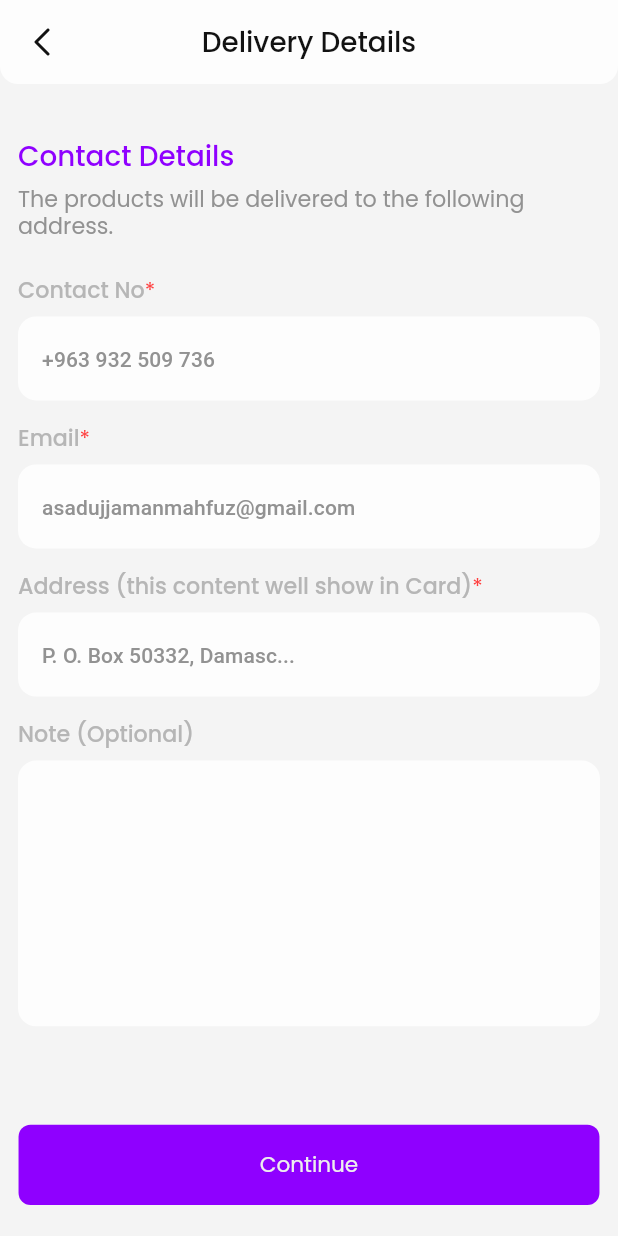
After one commit to billalhossan1/luggage_tracking, a Flutter app: the DeliveryDetailsScreen screen opened by its route, on a phone screen of 412 x 824 dp. The commit adds this screen. Run offline on Flutter 3.47's test engine with Material 3 defaults, Android fonts, the phone set to English and light mode, and no system bars; our stand-ins replace get.

Commit message:
delivery details screen ui complate

```diff
--- a/lib/const/app_theme.dart
+++ b/lib/const/app_theme.dart
@@ -2,10 +2,10 @@ import 'package:flutter/material.dart';
 import 'package:luggage_tracking/const/app_colors.dart';
 
 ThemeData appThemeData = ThemeData.light(useMaterial3: true).copyWith(
-  scaffoldBackgroundColor: AppColors.instance.white500,
+  scaffoldBackgroundColor: AppColors.instance.white200,
   dividerColor: AppColors.instance.black50,
   appBarTheme: AppBarTheme(
-    backgroundColor: AppColors.instance.white500,
+    backgroundColor: AppColors.instance.white200,
     surfaceTintColor: AppColors.instance.white50,
   ),
   inputDecorationTheme: InputDecorationTheme(
--- a/lib/const/assets_images_path.dart
+++ b/lib/const/assets_images_path.dart
@@ -7,5 +7,7 @@ class AssetsImagesPath {
   final String homeBanner = "assets/images/home_banner.png";
   final String product1 = "assets/images/product1.png";
   final String product2 = "assets/images/product2.png";
+  final String bannerBg = "assets/images/banner_bg.png";
+  final String bannerProduct = "assets/images/banner_product.png";
 
 }
--- a/lib/routes/app_routes.dart
+++ b/lib/routes/app_routes.dart
@@ -9,4 +9,6 @@ class AppRoutes {
   final String productCategoryScreen = "/product-category-screen";
   final String productDetailsScreen = "/product-details-screen";
   final String navigationScreen = "/navigation-screen";
+  final String deliveryDetainScreen = "/delivery-details-screen";
+  final String deliveryDetainShowScreen = "/delivery-details-show-screen";
 }
--- a/lib/routes/app_routes_file.dart
+++ b/lib/routes/app_routes_file.dart
@@ -6,6 +6,8 @@ import 'package:luggage_tracking/routes/bindings/app_binding.dart';
 import 'package:luggage_tracking/routes/bindings/navigation_screen_binding.dart';
 import 'package:luggage_tracking/routes/bindings/splash_screen_binding.dart';
 import 'package:luggage_tracking/screens/category_screnn/category_screen.dart';
+import 'package:luggage_tracking/screens/delivery_details_screen/delivery_details_screen.dart';
+import 'package:luggage_tracking/screens/delivery_details_show/delivery_details_show_screen.dart';
 import 'package:luggage_tracking/screens/home_screen/home_screen.dart';
 import 'package:luggage_tracking/screens/navigation_screen/navigation_screen.dart';
 import 'package:luggage_tracking/screens/product_category_screen/product_category_screen.dart';
@@ -29,5 +31,7 @@ GetPage(name: AppRoutes.instance.navigationScreen,binding: NavigationScreenBindi
   GetPage(name: AppRoutes.instance.categoryScreen, page: () => const CategoryScreen()),
   GetPage(name: AppRoutes.instance.productCategoryScreen, page: () => const ProductCategoryScreen()),
   GetPage(name: AppRoutes.instance.productDetailsScreen,binding: AppBinding(), page: () => const ProductDetailsScreen()),
+  GetPage(name: AppRoutes.instance.deliveryDetainScreen, page: () => const DeliveryDetailsScreen()),
+  GetPage(name: AppRoutes.instance.deliveryDetainShowScreen, page: () => const DeliveryDetailsShowScreen()),
 
 ];
--- /dev/null
+++ b/lib/screens/delivery_details_screen/delivery_details_screen.dart
@@ -0,0 +1,65 @@
+import 'package:flutter/material.dart';
+import 'package:flutter/services.dart';
+import 'package:luggage_tracking/const/app_colors.dart';
+import 'package:luggage_tracking/utils/app_size.dart';
+import 'package:luggage_tracking/utils/gap.dart';
+import 'package:luggage_tracking/widgets/appbar/custom_appbar.dart';
+import 'package:luggage_tracking/widgets/button/app_button.dart';
+import 'package:luggage_tracking/widgets/texts/add_descrepsion.dart';
+import 'package:luggage_tracking/widgets/texts/app_input_widget.dart';
+import 'package:luggage_tracking/widgets/texts/app_text.dart';
+
+class DeliveryDetailsScreen extends StatelessWidget {
+  const DeliveryDetailsScreen({super.key});
+
+  @override
+  Widget build(BuildContext context) {
+    return Scaffold(
+      appBar: CustomAppBar(title: "Delivery Details"),
+      body: Padding(
+        padding: const EdgeInsets.all(12),
+        child: SingleChildScrollView(
+          child: Column(
+            crossAxisAlignment: CrossAxisAlignment.start,
+            children: [
+              Gap(height: AppSize.width(value: 25)),
+              AppText(
+                data: "Contact Details",
+                fontSize: AppSize.width(value: 18),
+                fontWeight: FontWeight.w500,
+                color: AppColors.instance.purple_500,
+              ),
+              Gap(height: AppSize.width(value: 12)),
+              AppText(
+                data:
+                    "The products will be delivered to the following address.",
+                fontSize: AppSize.width(value: 14),
+                fontWeight: FontWeight.w400,
+                color: AppColors.instance.black200,
+              ),
+              Gap(height: AppSize.width(value: 12)),
+
+              AppInputWidget(title: "Contact No", hintText: "+963 932 509 736"),
+              AppInputWidget(
+                title: "Email",
+                hintText: "asadujjamanmahfuz@gmail.com",
+              ),
+              AppInputWidget(
+                title: "Address (this content well show in Card)",
+                hintText: "P. O. Box 50332, Damasc...",
+              ),
+              AddDescripsion(title: "Note (Optional)"),
+            ],
+          ),
+        ),
+      ),
+      bottomNavigationBar: Padding(
+        padding: EdgeInsets.symmetric(
+          horizontal: AppSize.width(value: 10),
+          vertical: AppSize.width(value: 20),
+        ),
+        child: AppButton(title: "Continue"),
+      ),
+    );
+  }
+}
--- /dev/null
+++ b/lib/screens/delivery_details_show/delivery_details_show_screen.dart
@@ -0,0 +1,11 @@
+import 'package:flutter/material.dart';
+import 'package:luggage_tracking/widgets/appbar/custom_appbar.dart';
+
+class DeliveryDetailsShowScreen extends StatelessWidget {
+  const DeliveryDetailsShowScreen({super.key});
+
+  @override
+  Widget build(BuildContext context) {
+    return Scaffold(appBar: CustomAppBar(title: "Delivery Info"));
+  }
+}
--- a/lib/screens/home_screen/home_screen.dart
+++ b/lib/screens/home_screen/home_screen.dart
@@ -80,9 +80,7 @@ class HomeScreen extends StatelessWidget {
                   itemCount: 10,
                   itemBuilder: (context, index) {
                     // var item = controller.services[index];
-                    return ServiceCategoryBox(
-
-                    );
+                    return ServiceCategoryBox();
                   },
                 ),
               ),
@@ -241,7 +239,12 @@ class HomeBannerSection extends StatelessWidget {
         width: AppSize.width(value: double.infinity),
         height: AppSize.width(value: 173),
         decoration: BoxDecoration(
-          color: AppColors.instance.red1,
+          image: DecorationImage(
+            image: AssetImage(
+              AssetsImagesPath.instance.bannerBg,
+            ), // অথবা NetworkImage(...)
+            fit: BoxFit.cover, // optional: image কিভাবে fit করবে
+          ),
           borderRadius: BorderRadius.circular(16),
         ),
         child: Padding(
@@ -254,7 +257,7 @@ class HomeBannerSection extends StatelessWidget {
             children: [
               Expanded(
                 flex: 1,
-                child: AppImage(path: AssetsImagesPath.instance.product1),
+                child: AppImage(path: AssetsImagesPath.instance.bannerProduct),
               ),
               Expanded(
                 flex: 1,
--- a/lib/screens/product_details_screen/product_details_screen.dart
+++ b/lib/screens/product_details_screen/product_details_screen.dart
@@ -2,6 +2,7 @@ import 'package:flutter/material.dart';
 import 'package:get/get.dart';
 import 'package:luggage_tracking/const/app_colors.dart';
 import 'package:luggage_tracking/const/app_const.dart';
+import 'package:luggage_tracking/routes/app_routes.dart';
 import 'package:luggage_tracking/screens/customer_event_info_screen/controller/customer_event_info_screen.dart';
 import 'package:luggage_tracking/utils/app_size.dart';
 import 'package:luggage_tracking/utils/gap.dart';
@@ -227,7 +228,16 @@ class ProductDetailsScreen extends StatelessWidget {
                         ),
                       ),
                       Gap(width: AppSize.width(value: 8)),
-                      Expanded(child: AppButton(title: "Buy Now")),
+                      Expanded(
+                        child: AppButton(
+                          title: "Buy Now",
+                          onTap: () {
+                            Get.toNamed(
+                              AppRoutes.instance.deliveryDetainScreen,
+                            );
+                          },
+                        ),
+                      ),
                     ],
                   ),
                 ),
--- /dev/null
+++ b/lib/widgets/texts/add_descrepsion.dart
@@ -0,0 +1,80 @@
+import 'package:flutter/material.dart';
+import 'package:luggage_tracking/const/app_colors.dart';
+import 'package:luggage_tracking/utils/app_size.dart';
+import 'package:luggage_tracking/utils/gap.dart';
+import 'package:luggage_tracking/widgets/texts/app_text.dart';
+
+class AddDescripsion extends StatelessWidget {
+  const AddDescripsion({
+    super.key,
+    this.controller,
+    this.hintText = '',
+    this.fillColor,
+    this.border,
+    this.errBorder,
+    required this.title,
+  });
+
+  final String title;
+  final TextEditingController? controller;
+  final String hintText;
+  final Color? fillColor;
+  final InputBorder? border;
+  final InputBorder? errBorder;
+
+  @override
+  Widget build(BuildContext context) {
+    final outlineBorder = OutlineInputBorder(
+      borderRadius: BorderRadius.circular(12),
+      borderSide: BorderSide.none, // No border color
+    );
+
+    final errorOutlineBorder = OutlineInputBorder(
+      borderRadius: BorderRadius.circular(8),
+      borderSide: BorderSide.none, // No border color
+    );
+
+    return Column(
+      crossAxisAlignment: CrossAxisAlignment.start,
+      children: [
+        const Gap(height: 15),
+        AppText(
+          data: title,
+          fontWeight: FontWeight.w500,
+          color: AppColors.instance.black100,
+          fontSize: AppSize.width(value: 14),
+        ),
+        const Gap(height: 10),
+        SizedBox(
+          height: AppSize.width(value: 162),
+          child: TextFormField(
+            controller: controller,
+            keyboardType: TextInputType.multiline,
+            maxLines: null,
+            expands: true,
+            textAlignVertical: TextAlignVertical.top,
+            style: TextStyle(color: AppColors.instance.black700),
+
+            decoration: InputDecoration(
+              hintText: hintText,
+              hintStyle: TextStyle(color: AppColors.instance.white200),
+              filled: true,
+              fillColor: fillColor ?? AppColors.instance.white50,
+              border: border ?? outlineBorder,
+              enabledBorder: border ?? outlineBorder,
+              focusedBorder: border ?? outlineBorder,
+              errorBorder: errBorder ?? errorOutlineBorder,
+              focusedErrorBorder: errBorder ?? errorOutlineBorder,
+            ),
+            validator: (value) {
+              if (value == null || value.isEmpty) {
+                return 'This field is required';
+              }
+              return null;
+            },
+          ),
+        ),
+      ],
+    );
+  }
+}
--- /dev/null
+++ b/lib/widgets/texts/app_input_widget.dart
@@ -0,0 +1,196 @@
+import 'package:flutter/material.dart';
+import 'package:get/get.dart';
+import 'package:luggage_tracking/const/app_colors.dart';
+import 'package:luggage_tracking/utils/app_size.dart';
+import 'package:luggage_tracking/utils/gap.dart';
+import 'package:luggage_tracking/widgets/texts/app_text.dart';
+
+class AppInputWidget extends StatefulWidget {
+  const AppInputWidget({
+    super.key,
+    required this.title,
+    this.hintText = "",
+    this.prefix,
+    this.suffixIcon,
+    this.isPassWord = false,
+    this.isSecondaryPassWord = false,
+    this.isEmail = false,
+    this.textInputAction = TextInputAction.next,
+    this.controller,
+    this.keyboardType,
+    this.fillColor,
+    this.elevation = 0.0,
+    this.elevationColor,
+    this.minLines = 1,
+    this.maxLines,
+    this.readOnly = false,
+    this.border,
+    this.errBorder,
+    this.titleColor,
+    this.onTap,
+    this.style,
+    this.secondController,
+  });
+
+  final String title;
+  final String hintText;
+  final Widget? prefix;
+  final Widget? suffixIcon;
+  final bool isPassWord;
+  final bool isSecondaryPassWord;
+  final bool readOnly;
+  final bool isEmail;
+  final TextInputAction? textInputAction;
+  final TextEditingController? controller;
+  final TextEditingController? secondController;
+  final TextInputType? keyboardType;
+  final Color? fillColor;
+  final Color? titleColor;
+  final double elevation;
+  final Color? elevationColor;
+  final int minLines;
+  final int? maxLines;
+  final InputBorder? border;
+  final InputBorder? errBorder;
+  final void Function()? onTap;
+  final TextStyle? style;
+
+  @override
+  State<AppInputWidget> createState() => _AppInputWidgetState();
+}
+
+class _AppInputWidgetState extends State<AppInputWidget> {
+  bool isShowPassWord = true;
+
+  @override
+  Widget build(BuildContext context) {
+    return Column(
+      crossAxisAlignment: CrossAxisAlignment.start,
+      children: [
+        const Gap(height: 15),
+        Row(
+          mainAxisSize: MainAxisSize.min,
+          mainAxisAlignment: MainAxisAlignment.start,
+          children: [
+            AppText(
+              data: widget.title,
+              fontWeight: FontWeight.w500,
+              color: widget.titleColor ?? AppColors.instance.black100,
+              fontSize: AppSize.width(value: 14),
+            ),
+            AppText(data: "*", color: AppColors.instance.red1),
+          ],
+        ),
+        const Gap(height: 10),
+        Material(
+          elevation: widget.elevation,
+          shadowColor: widget.elevationColor,
+          borderOnForeground: false,
+          borderRadius: BorderRadius.circular(
+            12,
+          ), // ✅ Updated border radius here
+          color: Colors.transparent,
+          child: TextFormField(
+            onTap: widget.onTap,
+            readOnly: widget.readOnly,
+            controller: widget.controller,
+            minLines: widget.minLines,
+            maxLines: widget.maxLines,
+            validator: (value) {
+              if (value == null || value.isEmpty) {
+                return "This field is required";
+              }
+              if (widget.isPassWord && value.length < 8) {
+                return "Must be at last 8 characters.";
+              }
+              if (widget.isEmail) {
+                if (value.toString().isEmail) return null;
+                return "Please provide valid email address";
+              }
+              if (widget.secondController != null &&
+                  widget.isSecondaryPassWord) {
+                if (value.toLowerCase() !=
+                    widget.secondController!.text.toLowerCase()) {
+                  return "Both passwords most match";
+                }
+                if (value.toLowerCase() ==
+                    widget.secondController!.text.toLowerCase()) {
+                  return null;
+                }
+              }
+
+              return null;
+            },
+            keyboardType: widget.keyboardType,
+            textInputAction: widget.textInputAction,
+            obscureText: widget.isPassWord && isShowPassWord,
+            obscuringCharacter: "*",
+            textAlignVertical: TextAlignVertical.center,
+            style: widget.style,
+            decoration: InputDecoration(
+              filled: true,
+              fillColor: widget.fillColor ?? AppColors.instance.white50,
+              prefixIcon: widget.prefix,
+              suffixIcon:
+                  widget.isPassWord
+                      ? Container(
+                        margin: const EdgeInsets.all(5),
+                        width: AppSize.width(value: 10),
+                        height: AppSize.width(value: 10),
+                        child: IconButton(
+                          color: AppColors.instance.white100,
+                          padding: EdgeInsets.zero,
+                          highlightColor: AppColors.instance.white100,
+                          onPressed: () {
+                            setState(() {
+                              isShowPassWord = !isShowPassWord;
+                            });
+                          },
+                          icon:
+                              isShowPassWord
+                                  ? const Icon(Icons.visibility)
+                                  : const Icon(Icons.visibility_off),
+                        ),
+                      )
+                      : widget.suffixIcon,
+              hintText: widget.hintText,
+              hintStyle: Theme.of(context).textTheme.titleSmall?.copyWith(
+                color: AppColors.instance.black200,
+              ),
+              border:
+                  widget.border ??
+                  OutlineInputBorder(
+                    borderRadius: BorderRadius.circular(12),
+                    borderSide: BorderSide.none,
+                  ),
+              enabledBorder:
+                  widget.border ??
+                  OutlineInputBorder(
+                    borderRadius: BorderRadius.circular(12),
+                    borderSide: BorderSide.none,
+                  ),
+              focusedBorder:
+                  widget.border ??
+                  OutlineInputBorder(
+                    borderRadius: BorderRadius.circular(12),
+                    borderSide: BorderSide.none,
+                  ),
+              errorBorder:
+                  widget.errBorder ??
+                  OutlineInputBorder(
+                    borderRadius: BorderRadius.circular(12),
+                    borderSide: BorderSide(color: Colors.red),
+                  ),
+              focusedErrorBorder:
+                  widget.errBorder ??
+                  OutlineInputBorder(
+                    borderRadius: BorderRadius.circular(12),
+                    borderSide: BorderSide(color: Colors.red),
+                  ),
+            ),
+          ),
+        ),
+      ],
+    );
+  }
+}
```
Also changed, not shown: assets/images/banner_bg.png (added), assets/images/banner_product.png (added).
